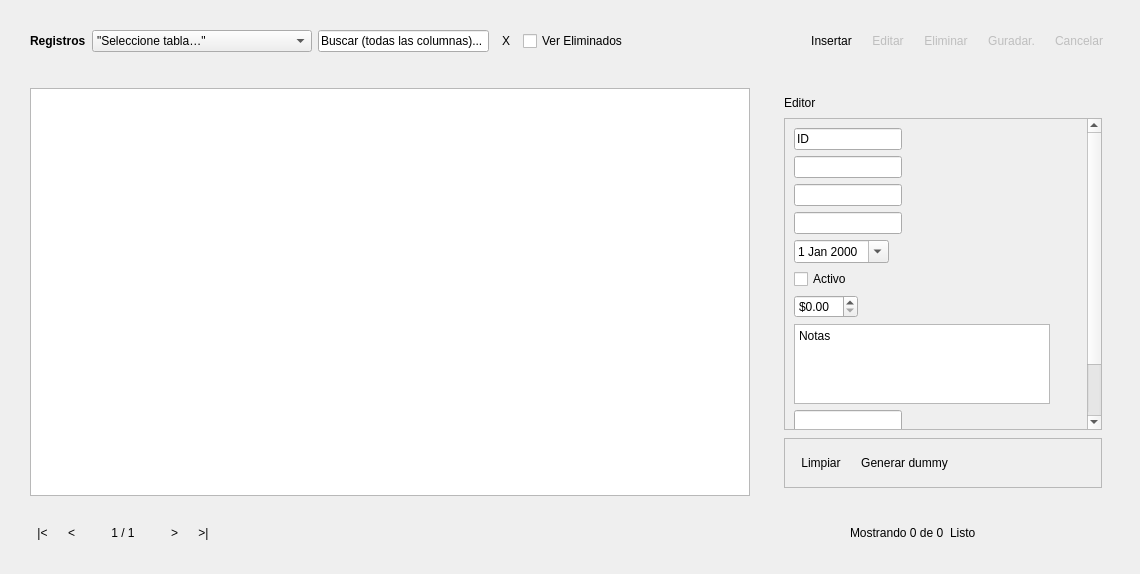
Before: the Qt Designer form recordspage.ui in NibsNibsXD/Proyecto2EstructuraDeDatos2, drawn with Qt 5.
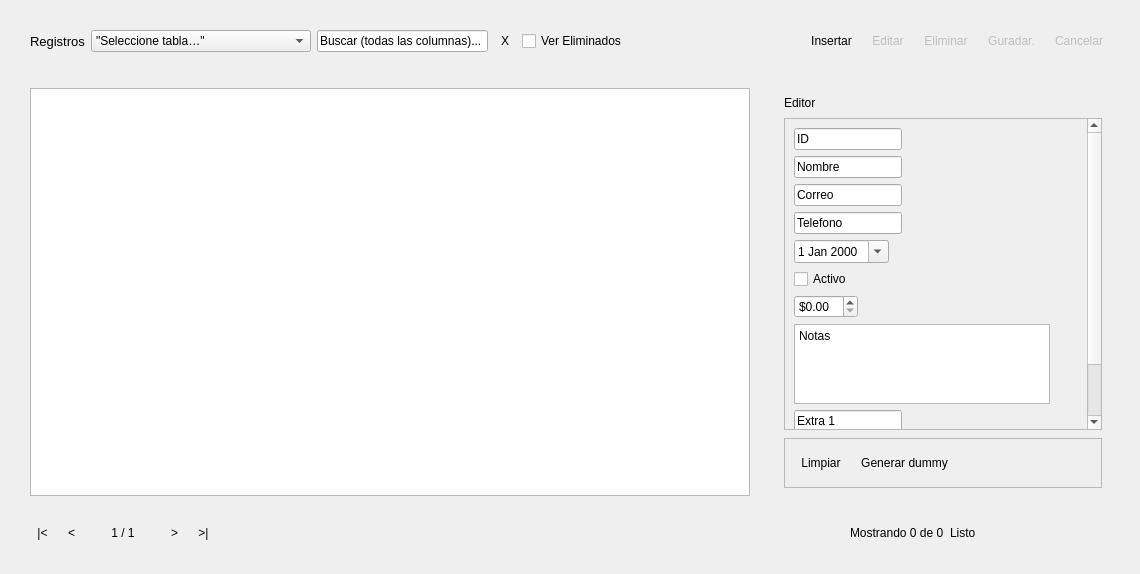
After: the same form once the commit is applied.

What changed in the file:
```diff
--- a/recordspage.ui
+++ b/recordspage.ui
@@ -13,6 +13,97 @@
   <property name="windowTitle">
    <string>Form</string>
   </property>
+  <property name="styleSheet">
+   <string notr="true">/* ====== Base ====== */
+#RecordsPage, #RecordsPage * {
+  background:#ffffff;
+  color:#222;
+  font:10pt &quot;Segoe UI&quot;;
+}
+
+/* Barras superior e inferior (toolbars locales de RecordsPage) */
+#headerBar, #footerBar {
+  background:#f3f3f3;
+  border:1px solid #c8c8c8;
+  border-left:0; border-right:0;
+}
+#headerBar { border-top:0; }
+#footerBar { border-bottom:0; }
+
+/* Botones de las barras y del bloque de editor */
+#headerBar QToolButton, #footerBar QToolButton, #editorButtons QToolButton {
+  background:transparent;
+  border:1px solid transparent;
+  padding:4px 8px;
+  border-radius:4px;
+}
+#headerBar QToolButton:hover, #footerBar QToolButton:hover, #editorButtons QToolButton:hover {
+  background:#efefef; border-color:#d0d0d0;
+}
+#headerBar QToolButton:pressed, #footerBar QToolButton:pressed, #editorButtons QToolButton:pressed {
+  background:#e5e5e5;
+}
+#headerBar QToolButton:disabled, #footerBar QToolButton:disabled {
+  opacity:0.5;
+}
+
+/* Entradas y campos del editor */
+QLineEdit, QComboBox, QDateEdit, QDoubleSpinBox, QTextEdit {
+  background:#ffffff;
+  border:1px solid #bfbfbf;
+  border-radius:3px;
+  padding:4px 6px;
+}
+QLineEdit:focus, QComboBox:focus, QDateEdit:focus, QDoubleSpinBox:focus, QTextEdit:focus {
+  border:2px solid #c0504d;   /* foco rojo, igual que en Tables */
+}
+QLineEdit::placeholder { color:#888; }
+
+/* Popup del combo */
+QComboBox QAbstractItemView {
+  background:#ffffff;
+  border:1px solid #bfbfbf;
+  selection-background-color:#d9e1f2;
+}
+
+/* Título del panel de edición */
+#lblFormTitle {
+  font-weight:bold;
+  color:#9f3639;  /* acento burdeos para continuidad con Shell */
+}
+
+/* Tabla de registros (Datasheet) */
+#twRegistros {
+  background:#ffffff;
+  border:1px solid #cfcfcf;
+  border-radius:3px;
+  gridline-color:#d0d0d0;
+  alternate-background-color:#fafafa;
+}
+#twRegistros QHeaderView::section {
+  background:#f3f3f3;              /* encabezado gris (datasheet) */
+  color:#000;
+  padding:6px 8px;
+  border:1px solid #d6d6d6;
+  font-weight:600;
+}
+QTableView::item:selected { background:#d9e1f2; color:#000; }
+QTableView::item:hover    { background:#f5f7fb; }
+
+/* Scroll del formulario */
+#saForm { border:1px solid #dcdcdc; background:transparent; }
+#saForm &gt; QWidget { background:#ffffff; }
+
+/* Etiquetas de estado/paginación */
+#lblEstado, #lblPagina, #lblTotal { color:#555; }
+
+/* Checkboxes un poco más aireados */
+QCheckBox { spacing:6px; }
+
+/* Paneles principales (por si los quieres dirigir) */
+#panelEditor, #panelTabla { background:#ffffff; }
+</string>
+  </property>
   <layout class="QGridLayout" name="gridLayout">
    <item row="0" column="0">
     <layout class="QVBoxLayout" name="rootLayout">
@@ -46,7 +137,10 @@
            <widget class="QLabel" name="lblTitulo">
             <property name="font">
              <font>
-              <bold>true</bold>
+              <family>Segoe UI</family>
+              <pointsize>10</pointsize>
+              <italic>false</italic>
+              <bold>false</bold>
              </font>
             </property>
             <property name="text">
@@ -271,9 +365,9 @@
                <property name="geometry">
                 <rect>
                  <x>0</x>
-                 <y>-80</y>
+                 <y>-148</y>
                  <width>301</width>
-                 <height>378</height>
+                 <height>438</height>
                 </rect>
                </property>
                <layout class="QHBoxLayout" name="horizontalLayout_4">
@@ -290,13 +384,25 @@
                    </widget>
                   </item>
                   <item row="1" column="0">
-                   <widget class="QLineEdit" name="leNombre"/>
+                   <widget class="QLineEdit" name="leNombre">
+                    <property name="text">
+                     <string>Nombre</string>
+                    </property>
+                   </widget>
                   </item>
                   <item row="2" column="0">
-                   <widget class="QLineEdit" name="leCorreo"/>
+                   <widget class="QLineEdit" name="leCorreo">
+                    <property name="text">
+                     <string>Correo</string>
+                    </property>
+                   </widget>
                   </item>
                   <item row="3" column="0">
-                   <widget class="QLineEdit" name="leTelefono"/>
+                   <widget class="QLineEdit" name="leTelefono">
+                    <property name="text">
+                     <string>Telefono</string>
+                    </property>
+                   </widget>
                   </item>
                   <item row="4" column="0">
                    <widget class="QDateEdit" name="deFecha">
@@ -340,7 +446,11 @@
                    </widget>
                   </item>
                   <item row="8" column="0">
-                   <widget class="QLineEdit" name="leExtra1"/>
+                   <widget class="QLineEdit" name="leExtra1">
+                    <property name="text">
+                     <string>Extra 1</string>
+                    </property>
+                   </widget>
                   </item>
                   <item row="9" column="0">
                    <widget class="QLineEdit" name="leExtra2"/>
```
Left out of the diff: 16 changed lines with no effect on the pictures.
